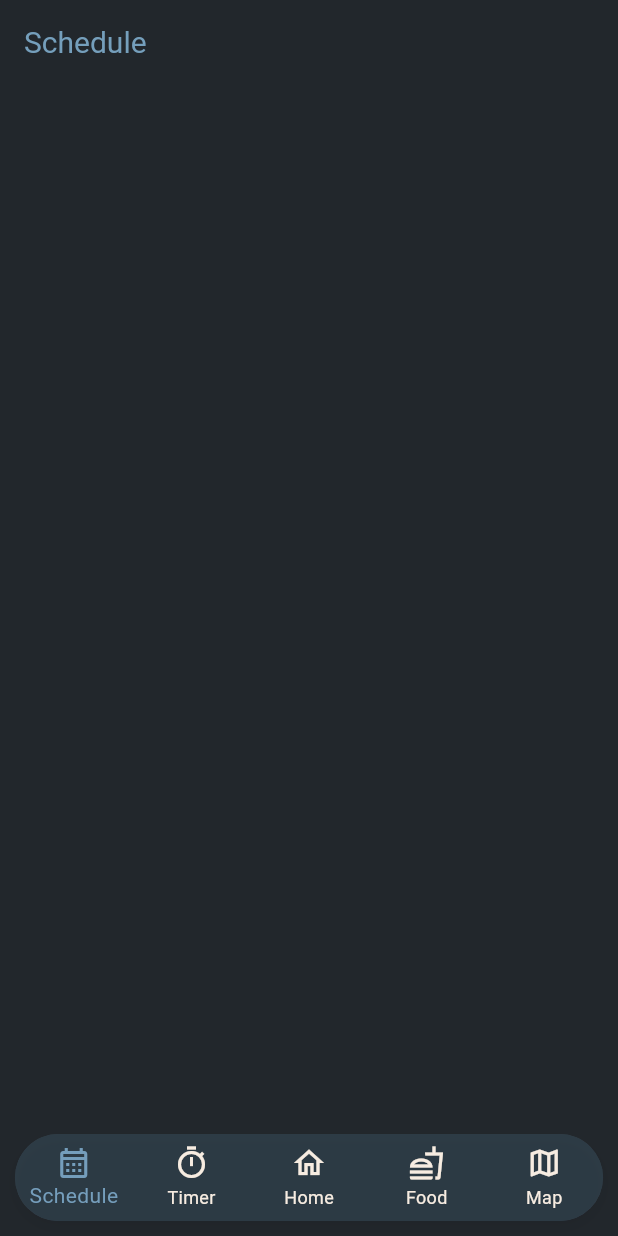
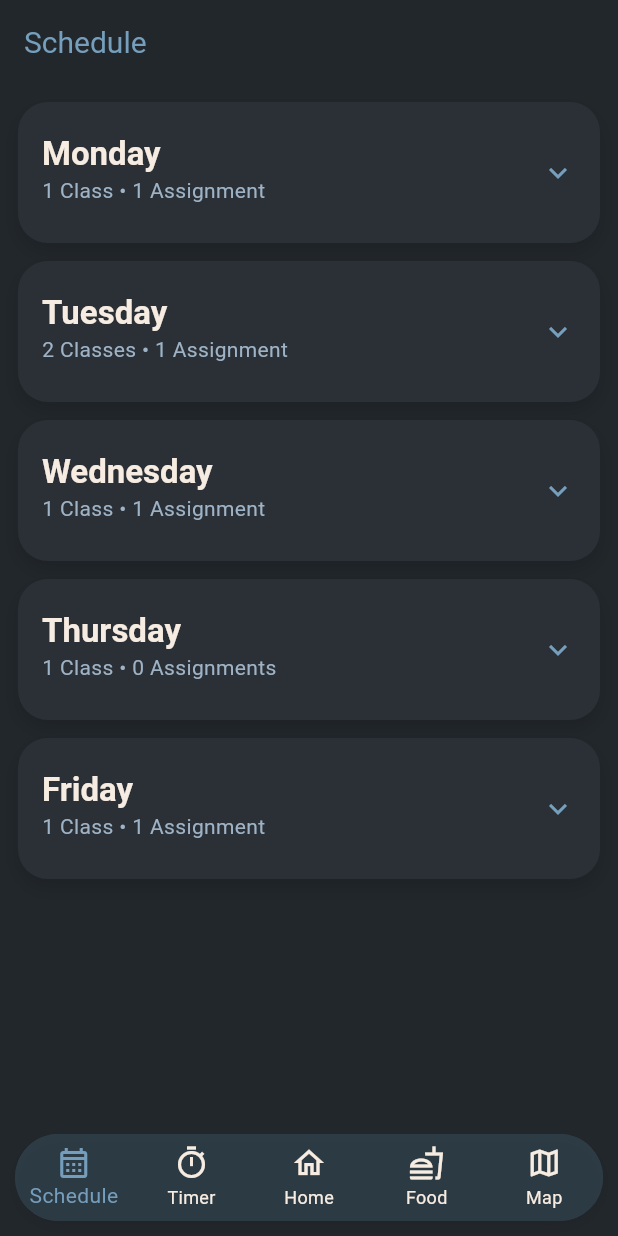
Before and after one commit to Jaydbon/Student-Success-App, a Flutter app: the screen it shows after launch, on a phone screen of 412 x 824 dp. Run offline on Flutter 3.47's test engine with Material 3 defaults, Android fonts, the light colour scheme and no system bars.

Commit message:
Made schedule page in a separate file and connected the two in the main file

```diff
--- a/mobile_dev_assignment/lib/main.dart
+++ b/mobile_dev_assignment/lib/main.dart
@@ -1,5 +1,5 @@
 import 'package:flutter/material.dart';
-
+import 'schedule_page.dart';
 void main() {
   runApp(_MyApp());
 }
@@ -60,12 +60,26 @@
       selectedIndex = index;
     });
   }
+
+  final List<Widget> _pages = const [
+    SchedulePage(), // 👈 this runs the external file
+    Center(child: Text('Timer (coming soon)')),
+    Center(child: Text('Home (coming soon)')),
+    Center(child: Text('Food (coming soon)')),
+    Center(child: Text('Map (coming soon)')),
+  ];
+
+
   @override
   Widget build(BuildContext context) {
     return Scaffold(
       appBar: AppBar(
         title: Text(pages[selectedIndex]),
       ),
+
+      body: _pages[selectedIndex],
+
+
       bottomNavigationBar: Container(
     margin: const EdgeInsets.symmetric(horizontal: 10, vertical: 10),
  // space around the bar
--- /dev/null
+++ b/mobile_dev_assignment/lib/schedule_page.dart
@@ -0,0 +1,175 @@
+import 'package:flutter/material.dart';
+
+class ScheduleItem {
+  final String title;
+  final String timeOrDue;
+  final String location;
+  final bool isAssignment;
+  const ScheduleItem({
+    required this.title,
+    required this.timeOrDue,
+    required this.location,
+    this.isAssignment = false,
+  });
+}
+
+class DaySchedule {
+  final String weekday;
+  final List<ScheduleItem> classes;
+  final List<ScheduleItem> assignments;
+  const DaySchedule({
+    required this.weekday,
+    this.classes = const [],
+    this.assignments = const [],
+  });
+  int get classCount => classes.length;
+  int get assignmentCount => assignments.length;
+}
+
+class SchedulePage extends StatefulWidget {
+  const SchedulePage({super.key});
+  @override
+  State<SchedulePage> createState() => _SchedulePageState();
+}
+
+class _SchedulePageState extends State<SchedulePage> {
+  late List<DaySchedule> _days;
+
+  @override
+  void initState() {
+    super.initState();
+    _days = _fakeWeek();
+  }
+
+  List<DaySchedule> _fakeWeek() => const [
+    DaySchedule(
+      weekday: 'Monday',
+      classes: [
+        ScheduleItem(title: 'Database Systems', timeOrDue: '2:10–3:30pm', location: 'SCI-2460'),
+      ],
+      assignments: [
+        ScheduleItem(title: 'Mobile Dev – A3', timeOrDue: 'Due: Sep 20', location: 'D2L', isAssignment: true),
+      ],
+    ),
+    DaySchedule(
+      weekday: 'Tuesday',
+      classes: [
+        ScheduleItem(title: 'Software Design & Analysis', timeOrDue: '10:00–11:20am', location: 'ENG-120'),
+        ScheduleItem(title: 'Scientific Data Analysis', timeOrDue: '1:00–2:20pm', location: 'SCI-1502'),
+      ],
+      assignments: [
+        ScheduleItem(title: 'Env Sci – Quiz 3', timeOrDue: 'Due: Sep 25', location: 'D2L', isAssignment: true),
+      ],
+    ),
+    DaySchedule(
+      weekday: 'Wednesday',
+      classes: [ScheduleItem(title: 'Programming Workshop', timeOrDue: '9:00–9:50am', location: 'SCI-110')],
+      assignments: [ScheduleItem(title: 'HCI Reflection', timeOrDue: 'Due: Sep 25', location: 'D2L', isAssignment: true)],
+    ),
+    DaySchedule(
+      weekday: 'Thursday',
+      classes: [ScheduleItem(title: 'Software Dev & Integration', timeOrDue: '11:30–12:50pm', location: 'ENG-220')],
+    ),
+    DaySchedule(
+      weekday: 'Friday',
+      classes: [ScheduleItem(title: 'Mobile Development', timeOrDue: '2:10–3:30pm', location: 'SCI-2460')],
+      assignments: [ScheduleItem(title: 'API mock', timeOrDue: 'Due: Sep 28', location: 'Postman', isAssignment: true)],
+    ),
+  ];
+
+  @override
+  Widget build(BuildContext context) {
+    return ListView.separated(
+      padding: const EdgeInsets.all(12),
+      itemCount: _days.length,
+      separatorBuilder: (_, __) => const SizedBox(height: 12),
+      itemBuilder: (context, i) => _DayCard(day: _days[i]),
+    );
+  }
+}
+
+class _DayCard extends StatelessWidget {
+  final DaySchedule day;
+  const _DayCard({required this.day});
+
+  @override
+  Widget build(BuildContext context) {
+    final base = Theme.of(context).textTheme;
+    return Container(
+      decoration: BoxDecoration(
+        color: const Color(0xFF2A3036),
+        borderRadius: BorderRadius.circular(20),
+        boxShadow: const [BoxShadow(color: Color(0x22000000), blurRadius: 10, offset: Offset(0, 6))],
+      ),
+      child: ExpansionTile(
+        tilePadding: const EdgeInsets.symmetric(horizontal: 16, vertical: 10),
+        collapsedIconColor: const Color(0xFF759FBC),
+        iconColor: const Color(0xFF759FBC),
+        title: Text(
+          day.weekday,
+          style: base.titleLarge?.copyWith(color: const Color(0xFFF7ECE1), fontWeight: FontWeight.w600),
+        ),
+        subtitle: Text(
+          '${day.classCount} Class${day.classCount == 1 ? '' : 'es'} • '
+              '${day.assignmentCount} Assignment${day.assignmentCount == 1 ? '' : 's'}',
+          style: base.bodyMedium?.copyWith(color: const Color(0xFF9FB3C6)),
+        ),
+        children: [
+          if (day.classes.isNotEmpty)
+            _Section(label: 'Classes', items: day.classes, leading: const Icon(Icons.class_outlined)),
+          if (day.assignments.isNotEmpty)
+            _Section(label: 'Assignments', items: day.assignments, leading: const Icon(Icons.assignment_outlined)),
+          const SizedBox(height: 8),
+        ],
+      ),
+    );
+  }
+}
+
+class _Section extends StatelessWidget {
+  final String label;
+  final List<ScheduleItem> items;
+  final Widget leading;
+  const _Section({required this.label, required this.items, required this.leading});
+
+  @override
+  Widget build(BuildContext context) {
+    final base = Theme.of(context).textTheme;
+    return Padding(
+      padding: const EdgeInsets.fromLTRB(16, 8, 16, 4),
+      child: Column(
+        crossAxisAlignment: CrossAxisAlignment.start,
+        children: [
+          Row(children: [
+            leading,
+            const SizedBox(width: 8),
+            Text(label, style: base.titleMedium?.copyWith(color: const Color(0xFF759FBC))),
+          ]),
+          const SizedBox(height: 8),
+          ...items.map((e) => Container(
+            margin: const EdgeInsets.only(bottom: 8),
+            padding: const EdgeInsets.all(12),
+            decoration: BoxDecoration(color: const Color(0xFF343A40), borderRadius: BorderRadius.circular(14)),
+            child: Row(
+              children: [
+                Icon(e.isAssignment ? Icons.check_circle_outline : Icons.schedule_outlined,
+                    color: const Color(0xFF9FB3C6)),
+                const SizedBox(width: 10),
+                Expanded(
+                  child: Column(crossAxisAlignment: CrossAxisAlignment.start, children: [
+                    Text(e.title,
+                        style: base.bodyLarge?.copyWith(
+                            color: const Color(0xFFF7ECE1), fontWeight: FontWeight.w600)),
+                    const SizedBox(height: 2),
+                    Text('${e.timeOrDue}  •  ${e.location}',
+                        style: base.bodyMedium?.copyWith(color: const Color(0xFF9FB3C6))),
+                  ]),
+                ),
+              ],
+            ),
+          )),
+        ],
+      ),
+    );
+  }
+}
```
